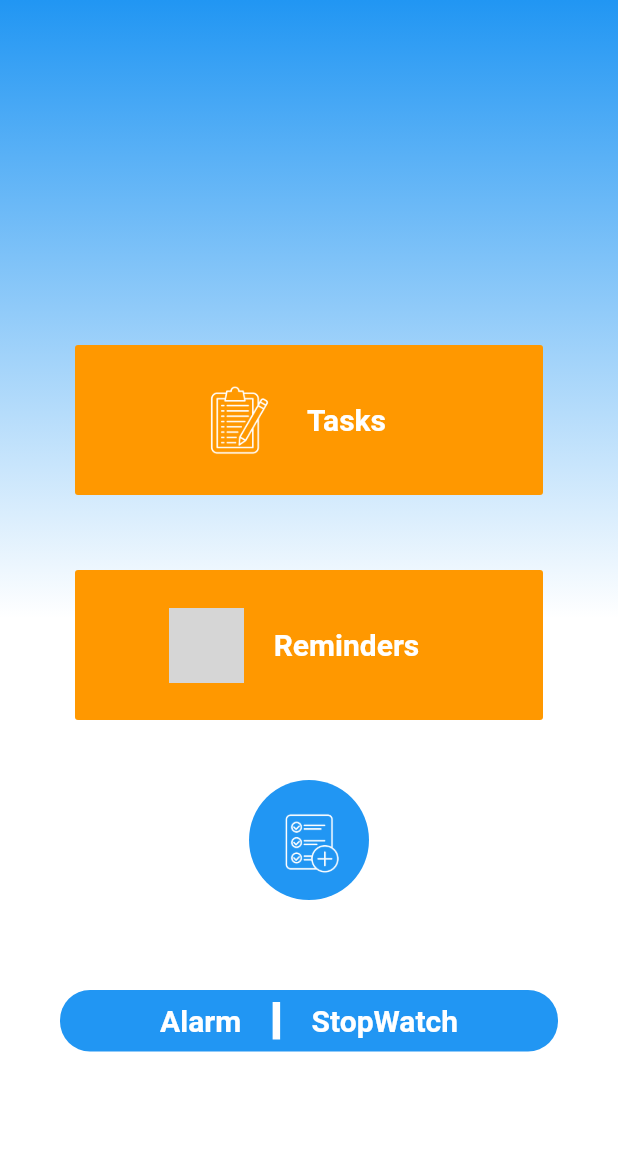
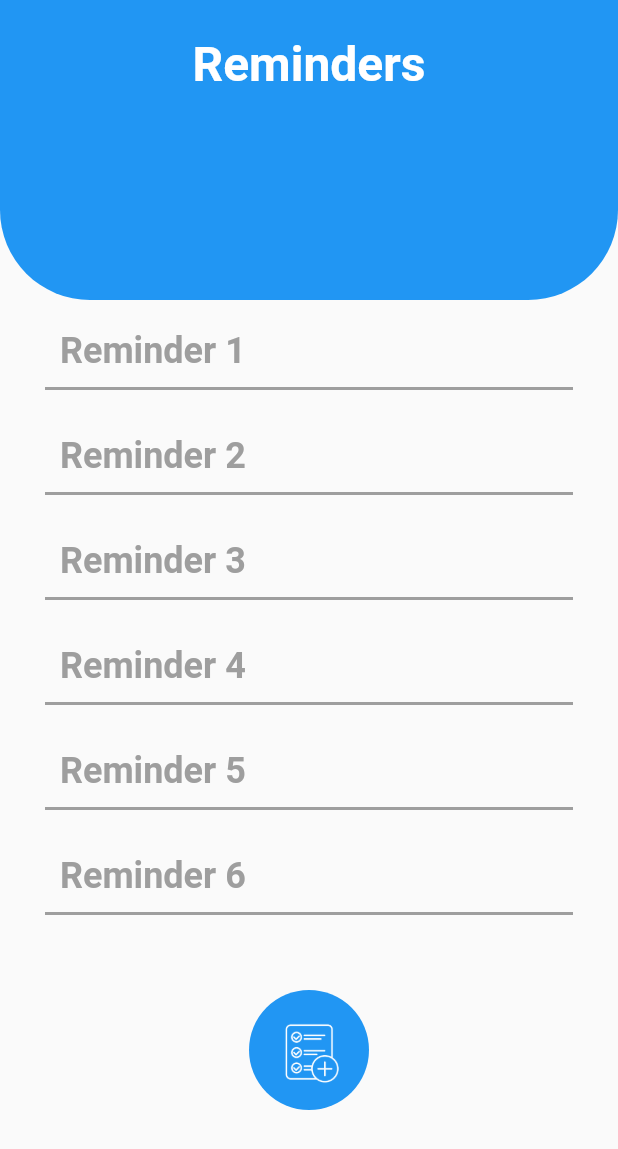
Before and after one commit to shadkasera/plan_ahead, a Flutter app: the screen it shows after launch, on a phone screen of 412 x 824 dp. Shown: the top 1149 px of the screen. Run offline on Flutter 3.47's test engine with Material 2 defaults, Android fonts, the phone set to English and light mode, and no system bars; grey boxes are pictures that could not be loaded.

Commit message:
updated files

```diff
--- a/lib/main.dart
+++ b/lib/main.dart
@@ -1,4 +1,5 @@
 import 'package:flutter/material.dart';
+import 'package:plan_ahead/pages/daily_tsak.dart';
 import 'package:plan_ahead/pages/homepage.dart';
 import 'package:plan_ahead/pages/welcome.dart';
 
@@ -18,7 +19,7 @@
         primarySwatch: Colors.blue,
       ), debugShowCheckedModeBanner: false,
 
-      home: const HomePage(),
+      home: const DailyTaskPage(),
     );
   }
 }
--- /dev/null
+++ b/lib/pages/daily_tsak.dart
@@ -0,0 +1,192 @@
+import 'package:flutter/material.dart';
+
+class DailyTaskPage extends StatelessWidget {
+  const DailyTaskPage({super.key});
+
+  @override
+  Widget build(BuildContext context) {
+    return Scaffold(
+      appBar: PreferredSize(
+        preferredSize: const Size.fromHeight(200),
+        child: AppBar(elevation: 0,
+          shape: const RoundedRectangleBorder(
+            borderRadius: BorderRadius.vertical(
+              bottom: Radius.circular(60),
+            ),
+          ),
+          title: const Padding(
+            padding: EdgeInsets.only(top: 30),
+            child: Text(
+              'Reminders',
+              style: TextStyle(
+                fontSize: 32,
+                fontWeight: FontWeight.bold,
+              ),
+            ),
+          ),
+          centerTitle: true,
+        ),
+      ),
+      body: SafeArea(
+          child: SingleChildScrollView(
+            child: Column(
+                  children: [
+            Padding(
+              padding: const EdgeInsets.symmetric(vertical: 10, horizontal: 30),
+              child: Column(
+                crossAxisAlignment: CrossAxisAlignment.stretch,
+                children: [
+                  const Padding(
+                    padding: EdgeInsets.symmetric(horizontal: 10, vertical: 10),
+                    child: Text(
+                      'Reminder 1',
+                      style: TextStyle(
+                          fontSize: 24,
+                          color: Colors.grey,
+                          fontWeight: FontWeight.bold),
+                    ),
+                  ),
+                  Container(
+                    height: 2,
+                    width: 50,
+                    decoration: const BoxDecoration(
+                      color: Colors.grey,
+                    ),
+                  ),
+                  const SizedBox(
+                    height: 20,
+                  ),
+                  //another
+                  const Padding(
+                    padding: EdgeInsets.symmetric(horizontal: 10, vertical: 10),
+                    child: Text(
+                      'Reminder 2',
+                      style: TextStyle(
+                          fontSize: 24,
+                          color: Colors.grey,
+                          fontWeight: FontWeight.bold),
+                    ),
+                  ),
+                  Container(
+                    height: 2,
+                    width: 50,
+                    decoration: const BoxDecoration(
+                      color: Colors.grey,
+                    ),
+                  ),
+                  const SizedBox(
+                    height: 20,
+                  ),
+                  //another
+                  const Padding(
+                    padding: EdgeInsets.symmetric(horizontal: 10, vertical: 10),
+                    child: Text(
+                      'Reminder 3',
+                      style: TextStyle(
+                          fontSize: 24,
+                          color: Colors.grey,
+                          fontWeight: FontWeight.bold),
+                    ),
+                  ),
+                  Container(
+                    height: 2,
+                    width: 50,
+                    decoration: const BoxDecoration(
+                      color: Colors.grey,
+                    ),
+                  ),
+                  const SizedBox(
+                    height: 20,
+                  ),
+
+                  //another
+                  const Padding(
+                    padding: EdgeInsets.symmetric(horizontal: 10, vertical: 10),
+                    child: Text(
+                      'Reminder 4',
+                      style: TextStyle(
+                          fontSize: 24,
+                          color: Colors.grey,
+                          fontWeight: FontWeight.bold),
+                    ),
+                  ),
+                  Container(
+                    height: 2,
+                    width: 50,
+                    decoration: const BoxDecoration(
+                      color: Colors.grey,
+                    ),
+                  ),
+                  const SizedBox(
+                    height: 20,
+                  ),
+                  //another
+                  const Padding(
+                    padding: EdgeInsets.symmetric(horizontal: 10, vertical: 10),
+                    child: Text(
+                      'Reminder 5',
+                      style: TextStyle(
+                          fontSize: 24,
+                          color: Colors.grey,
+                          fontWeight: FontWeight.bold),
+                    ),
+                  ),
+                  Container(
+                    height: 2,
+                    width: 50,
+                    decoration: const BoxDecoration(
+                      color: Colors.grey,
+                    ),
+                  ),
+                  const SizedBox(
+                    height: 20,
+                  ),
+                  const Padding(
+                    padding: EdgeInsets.symmetric(horizontal: 10, vertical: 10),
+                    child: Text(
+                      'Reminder 6',
+                      style: TextStyle(
+                          fontSize: 24,
+                          color: Colors.grey,
+                          fontWeight: FontWeight.bold),
+                    ),
+                  ),
+                  Container(
+                    height: 2,
+                    width: 50,
+                    decoration: const BoxDecoration(
+                      color: Colors.grey,
+                    ),
+                  ),
+                   const SizedBox(
+                    height: 20,
+                  ),
+                  //another
+
+                  //another
+                ],
+              ),
+            ),
+             Padding(
+                padding: const EdgeInsets.symmetric(vertical: 20),
+                child: Container(
+                  height: 80,
+                  width: 80,
+                  decoration: BoxDecoration(
+                    borderRadius: BorderRadius.circular(60),
+                    color: Colors.blue,
+                  ),
+                  child: Image.asset(
+                    'assets/images/addtask2.png',
+                    height: 80,
+                    width: 80,
+                    color: Colors.white,
+                  ),
+                ),
+              ),
+                  ],
+                ),
+          )),
+    );
+  }
+}
```
